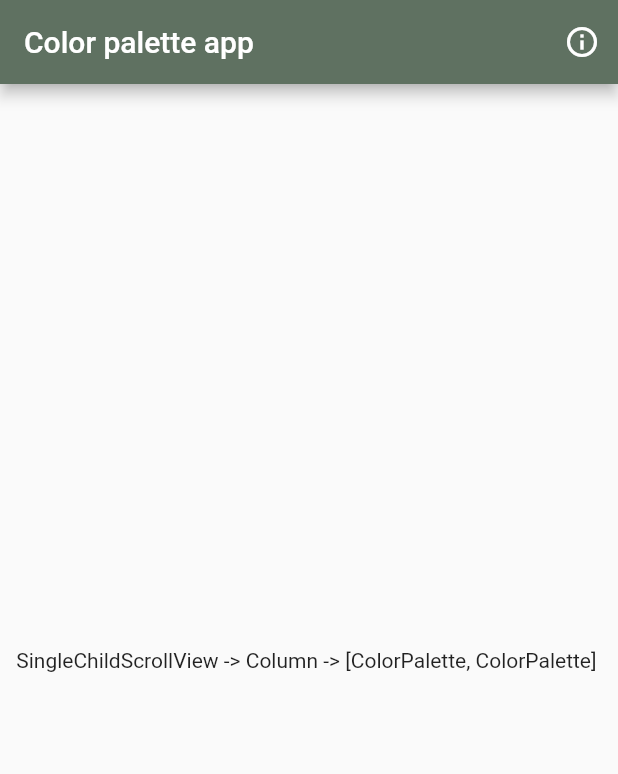
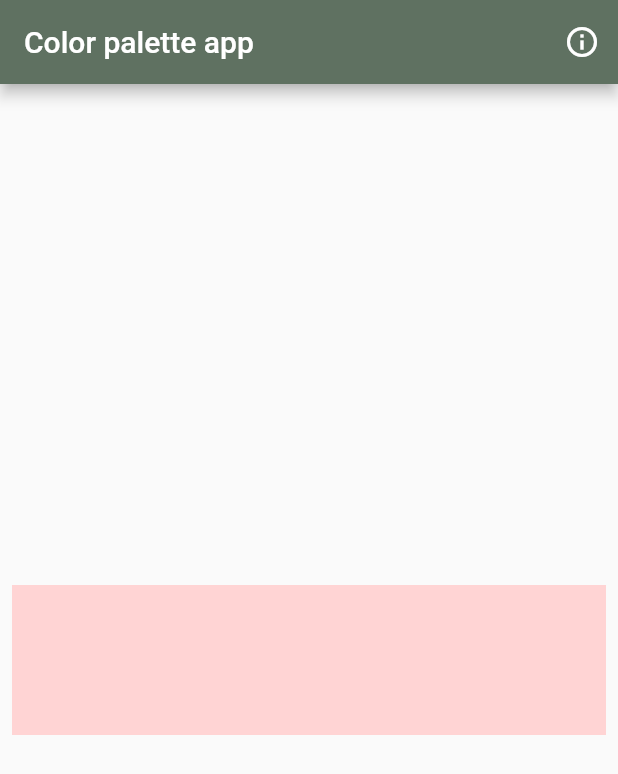
Before and after one commit to Yassg85/Proyecto-1-6-02-2023, a Flutter app: the screen it shows after launch, on a phone screen of 412 x 824 dp. Shown: the top 774 px of the screen. Run offline on Flutter 3.47's test engine with Material 2 defaults, Android fonts, the phone set to English and light mode, and no system bars; our stand-ins replace get, loggy.

Commit message:
agregar color al emulador

```diff
--- a/lib/ui/pages/color_selection_page.dart
+++ b/lib/ui/pages/color_selection_page.dart
@@ -25,10 +25,12 @@ class ColorSelectionPage extends StatelessWidget {
           ],
         ),
         // https://colorhunt.co/
-        body: (const Center(
-          child: Text(
-              "SingleChildScrollView -> Column -> [ColorPalette, ColorPalette] "),
-        )));
+        body: (Center(
+            child: SingleChildScrollView(
+          child: Column(children: [
+            ColorPalette(baseColor: "FFD4D4", callback: showColor)
+          ]),
+        ))));
   }
 
   // está es la función que será llamada con cada click a un ColorPalette
--- a/lib/ui/widgets/color_palette.dart
+++ b/lib/ui/widgets/color_palette.dart
@@ -5,24 +5,29 @@ class ColorPalette extends StatelessWidget {
   const ColorPalette({
     Key? key,
     // así se reciben en el constructor, por ejemplo
-    //required this.baseColor,
+    required this.baseColor,
+    required this.callback,
   }) : super(key: key);
 
   // atributos de la clase, por ejemplo
-  //final String baseColor;
+  final String baseColor;
 
   // también se puede tener como un atributo un callback, necesiario ya que es un
   // widget sin estado, por ejemplo
-  //final Function(String) callback;
+  final Function(String) callback;
 
   @override
   Widget build(BuildContext context) {
     // padding para crear espacio alrededor del widget
     return Padding(
-      padding: const EdgeInsets.all(8.0),
-      // vamos a mostrar los elementos en un row
-      child: Text(
-          'Row -> [Expanded(flex: 4,GestureDetector(Container(height: 100, color: ColorUtils.FromHex(baseColor))) )]'),
-    );
+        padding: const EdgeInsets.all(8.0),
+        // vamos a mostrar los elementos en un row
+        child: Row(children: [
+          Expanded(
+              flex: 4,
+              child: GestureDetector(
+                  child: Container(
+                      height: 100, color: ColorUtils.FromHex(baseColor))))
+        ]));
   }
 }
```
Also changed, not shown: pubspec.lock.
